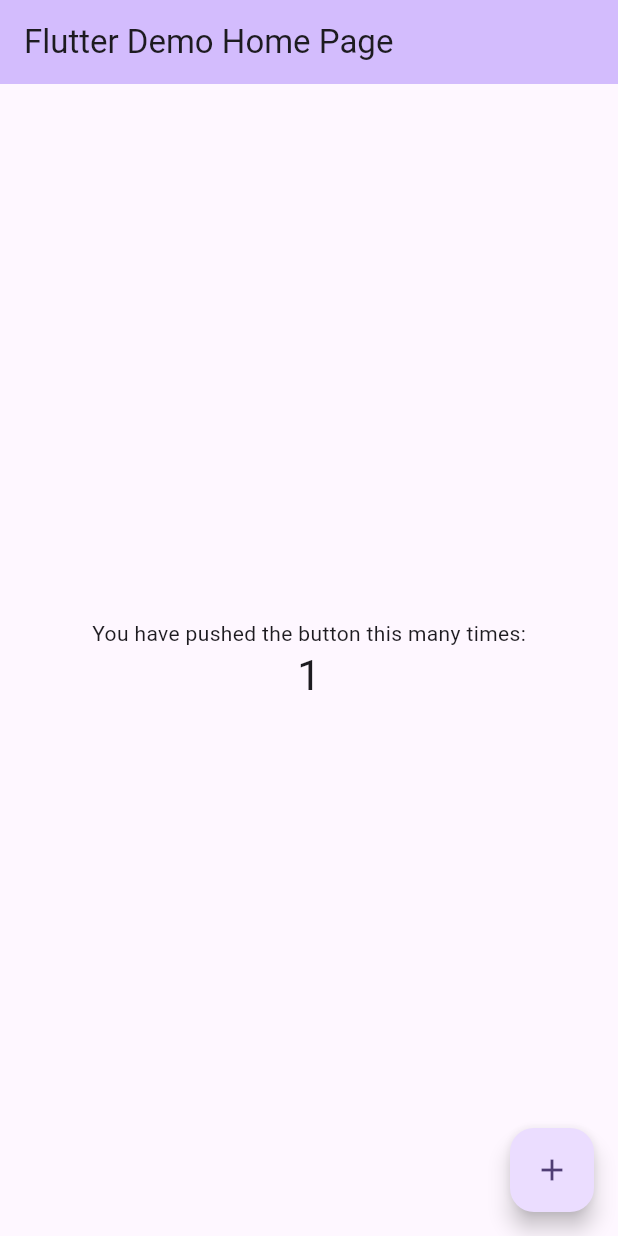
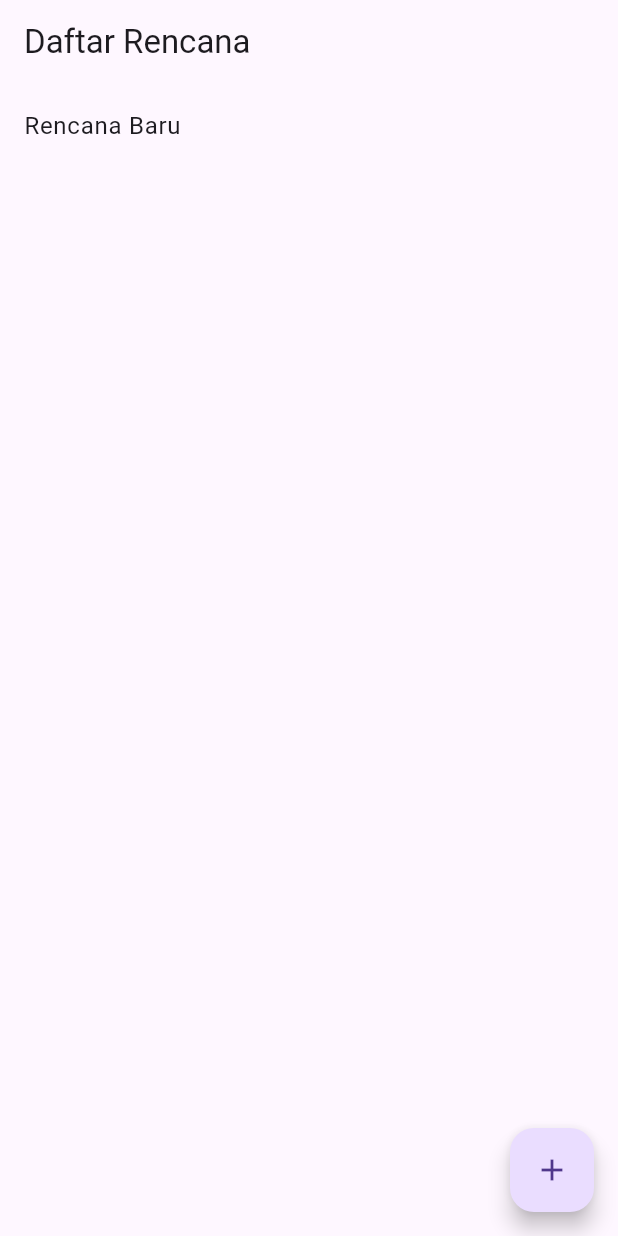
Before and after one commit to kaedehara2/master_plan2, a Flutter app: the screen it shows after launch, after a tap on the "add" icon, on a phone screen of 412 x 824 dp. Run offline on Flutter 3.47's test engine with Material 3 defaults, Android fonts, the phone set to English and light mode, and no system bars.

Commit message:
update segala file

```diff
--- a/lib/main.dart
+++ b/lib/main.dart
@@ -1,4 +1,7 @@
 import 'package:flutter/material.dart';
+import 'package:provider/provider.dart';
+import 'package:master_plan2/providers/plan_provider.dart';
+import 'package:master_plan2/views/plan_screen.dart';
 
 void main() {
   runApp(const MyApp());
@@ -7,119 +10,20 @@
 class MyApp extends StatelessWidget {
   const MyApp({super.key});
 
-  // This widget is the root of your application.
   @override
   Widget build(BuildContext context) {
-    return MaterialApp(
-      title: 'Flutter Demo',
-      theme: ThemeData(
-        // This is the theme of your application.
-        //
-        // TRY THIS: Try running your application with "flutter run". You'll see
-        // the application has a purple toolbar. Then, without quitting the app,
-        // try changing the seedColor in the colorScheme below to Colors.green
-        // and then invoke "hot reload" (save your changes or press the "hot
-        // reload" button in a Flutter-supported IDE, or press "r" if you used
-        // the command line to start the app).
-        //
-        // Notice that the counter didn't reset back to zero; the application
-        // state is not lost during the reload. To reset the state, use hot
-        // restart instead.
-        //
-        // This works for code too, not just values: Most code changes can be
-        // tested with just a hot reload.
-        colorScheme: ColorScheme.fromSeed(seedColor: Colors.deepPurple),
-        useMaterial3: true,
+    return MultiProvider(
+      providers: [
+        ChangeNotifierProvider(create: (_) => PlanProvider()),
+      ],
+      child: MaterialApp(
+        debugShowCheckedModeBanner: false,
+        title: 'Master Plan 2',
+        theme: ThemeData(
+          primarySwatch: Colors.blue,
+        ),
+        home: PlanScreen(), // INI PENTING! Harus menampilkan PlanScreen
       ),
-      home: const MyHomePage(title: 'Flutter Demo Home Page'),
     );
   }
 }
-
-class MyHomePage extends StatefulWidget {
-  const MyHomePage({super.key, required this.title});
-
-  // This widget is the home page of your application. It is stateful, meaning
-  // that it has a State object (defined below) that contains fields that affect
-  // how it looks.
-
-  // This class is the configuration for the state. It holds the values (in this
-  // case the title) provided by the parent (in this case the App widget) and
-  // used by the build method of the State. Fields in a Widget subclass are
-  // always marked "final".
-
-  final String title;
-
-  @override
-  State<MyHomePage> createState() => _MyHomePageState();
-}
-
-class _MyHomePageState extends State<MyHomePage> {
-  int _counter = 0;
-
-  void _incrementCounter() {
-    setState(() {
-      // This call to setState tells the Flutter framework that something has
-      // changed in this State, which causes it to rerun the build method below
-      // so that the display can reflect the updated values. If we changed
-      // _counter without calling setState(), then the build method would not be
-      // called again, and so nothing would appear to happen.
-      _counter++;
-    });
-  }
-
-  @override
-  Widget build(BuildContext context) {
-    // This method is rerun every time setState is called, for instance as done
-    // by the _incrementCounter method above.
-    //
-    // The Flutter framework has been optimized to make rerunning build methods
-    // fast, so that you can just rebuild anything that needs updating rather
-    // than having to individually change instances of widgets.
-    return Scaffold(
-      appBar: AppBar(
-        // TRY THIS: Try changing the color here to a specific color (to
-        // Colors.amber, perhaps?) and trigger a hot reload to see the AppBar
-        // change color while the other colors stay the same.
-        backgroundColor: Theme.of(context).colorScheme.inversePrimary,
-        // Here we take the value from the MyHomePage object that was created by
-        // the App.build method, and use it to set our appbar title.
-        title: Text(widget.title),
-      ),
-      body: Center(
-        // Center is a layout widget. It takes a single child and positions it
-        // in the middle of the parent.
-        child: Column(
-          // Column is also a layout widget. It takes a list of children and
-          // arranges them vertically. By default, it sizes itself to fit its
-          // children horizontally, and tries to be as tall as its parent.
-          //
-          // Column has various properties to control how it sizes itself and
-          // how it positions its children. Here we use mainAxisAlignment to
-          // center the children vertically; the main axis here is the vertical
-          // axis because Columns are vertical (the cross axis would be
-          // horizontal).
-          //
-          // TRY THIS: Invoke "debug painting" (choose the "Toggle Debug Paint"
-          // action in the IDE, or press "p" in the console), to see the
-          // wireframe for each widget.
-          mainAxisAlignment: MainAxisAlignment.center,
-          children: <Widget>[
-            const Text(
-              'You have pushed the button this many times:',
-            ),
-            Text(
-              '$_counter',
-              style: Theme.of(context).textTheme.headlineMedium,
-            ),
-          ],
-        ),
-      ),
-      floatingActionButton: FloatingActionButton(
-        onPressed: _incrementCounter,
-        tooltip: 'Increment',
-        child: const Icon(Icons.add),
-      ), // This trailing comma makes auto-formatting nicer for build methods.
-    );
-  }
-}
--- a/lib/models/data_layer.dart
+++ b/lib/models/data_layer.dart
@@ -0,0 +1,8 @@
+import 'plan.dart';
+
+class DataLayer {
+  List<Plan> plans = [
+    Plan(name: "Latihan Flutter"),
+    Plan(name: "Belajar State Management"),
+  ];
+}
--- a/lib/models/plan.dart
+++ b/lib/models/plan.dart
@@ -0,0 +1,7 @@
+import 'task.dart';
+
+class Plan {
+  final String name;
+
+  Plan({required this.name});
+}
--- a/lib/models/task.dart
+++ b/lib/models/task.dart
@@ -0,0 +1,6 @@
+class Task {
+  String description;
+  bool isCompleted;
+
+  Task({required this.description, this.isCompleted = false});
+}
--- a/lib/providers/plan_provider.dart
+++ b/lib/providers/plan_provider.dart
@@ -0,0 +1,17 @@
+import 'package:flutter/material.dart';
+import 'package:master_plan2/models/plan.dart';
+
+class PlanProvider extends ChangeNotifier {
+  final List<Plan> _plans = [];
+
+  List<Plan> get plans {
+    print("Mengambil daftar rencana: $_plans"); // Tambahkan print ini
+    return _plans;
+  }
+
+  void addPlan(String name) {
+    _plans.add(Plan(name: name));
+    print("Menambah rencana: $name"); // Tambahkan print ini
+    notifyListeners();
+  }
+}
--- a/lib/views/plan_screen.dart
+++ b/lib/views/plan_screen.dart
@@ -0,0 +1,33 @@
+import 'package:flutter/material.dart';
+import 'package:provider/provider.dart';
+import 'package:master_plan2/providers/plan_provider.dart';
+
+class PlanScreen extends StatelessWidget {
+  const PlanScreen({super.key});
+
+  @override
+  Widget build(BuildContext context) {
+    return Scaffold(
+      appBar: AppBar(title: const Text("Daftar Rencana")),
+      body: Consumer<PlanProvider>(
+        builder: (context, planProvider, child) {
+          return ListView.builder(
+            itemCount: planProvider.plans.length,
+            itemBuilder: (context, index) {
+              final plan = planProvider.plans[index];
+              return ListTile(
+                title: Text(plan.name),
+              );
+            },
+          );
+        },
+      ),
+      floatingActionButton: FloatingActionButton(
+        onPressed: () {
+          Provider.of<PlanProvider>(context, listen: false).addPlan("Rencana Baru");
+        },
+        child: const Icon(Icons.add),
+      ),
+    );
+  }
+}
```
Also changed, not shown: pubspec.yaml (+2 -70 lines), pubspec.lock.
